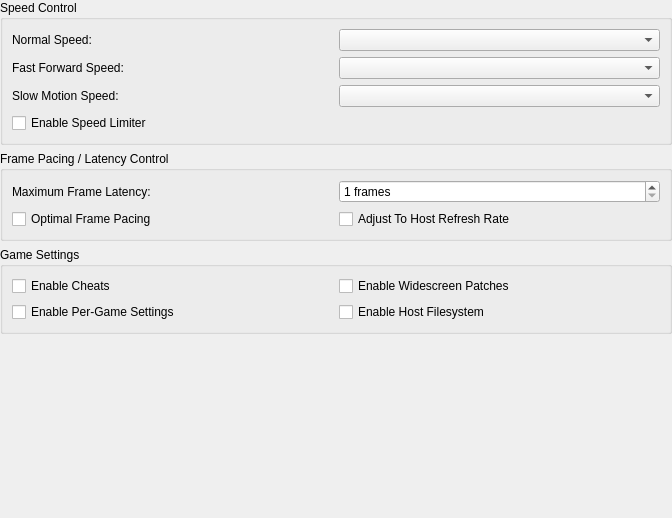
First picture: the form in pcsx2-qt/Settings/EmulationSettingsWidget.ui, repository PCSX2/pcsx2, before the edit.
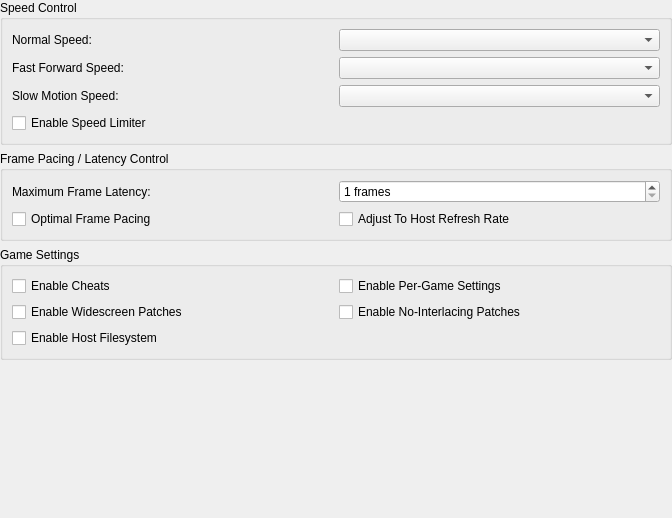
Second picture: the form after the edit.

Commit message: VMManager: Add no-interlacing patches

What changed in the file:
```diff
--- a/pcsx2-qt/Settings/EmulationSettingsWidget.ui
+++ b/pcsx2-qt/Settings/EmulationSettingsWidget.ui
@@ -125,13 +125,20 @@
       <string>Game Settings</string>
      </property>
      <layout class="QGridLayout" name="gridLayout">
-      <item row="1" column="0">
+      <item row="0" column="1">
        <widget class="QCheckBox" name="perGameSettings">
         <property name="text">
          <string>Enable Per-Game Settings</string>
         </property>
        </widget>
       </item>
+      <item row="2" column="0">
+       <widget class="QCheckBox" name="widescreenPatches">
+        <property name="text">
+         <string>Enable Widescreen Patches</string>
+        </property>
+       </widget>
+      </item>
       <item row="0" column="0">
        <widget class="QCheckBox" name="cheats">
         <property name="text">
@@ -139,20 +146,20 @@
         </property>
        </widget>
       </item>
-      <item row="0" column="1">
-       <widget class="QCheckBox" name="widescreenPatches">
-        <property name="text">
-         <string>Enable Widescreen Patches</string>
-        </property>
-       </widget>
-      </item>
-      <item row="1" column="1">
+      <item row="3" column="0">
        <widget class="QCheckBox" name="hostFilesystem">
         <property name="text">
          <string>Enable Host Filesystem</string>
         </property>
        </widget>
       </item>
+      <item row="2" column="1">
+       <widget class="QCheckBox" name="noInterlacingPatches">
+        <property name="text">
+         <string>Enable No-Interlacing Patches</string>
+        </property>
+       </widget>
+      </item>
      </layout>
     </widget>
    </item>
```
The commit also changes 4 other files.
